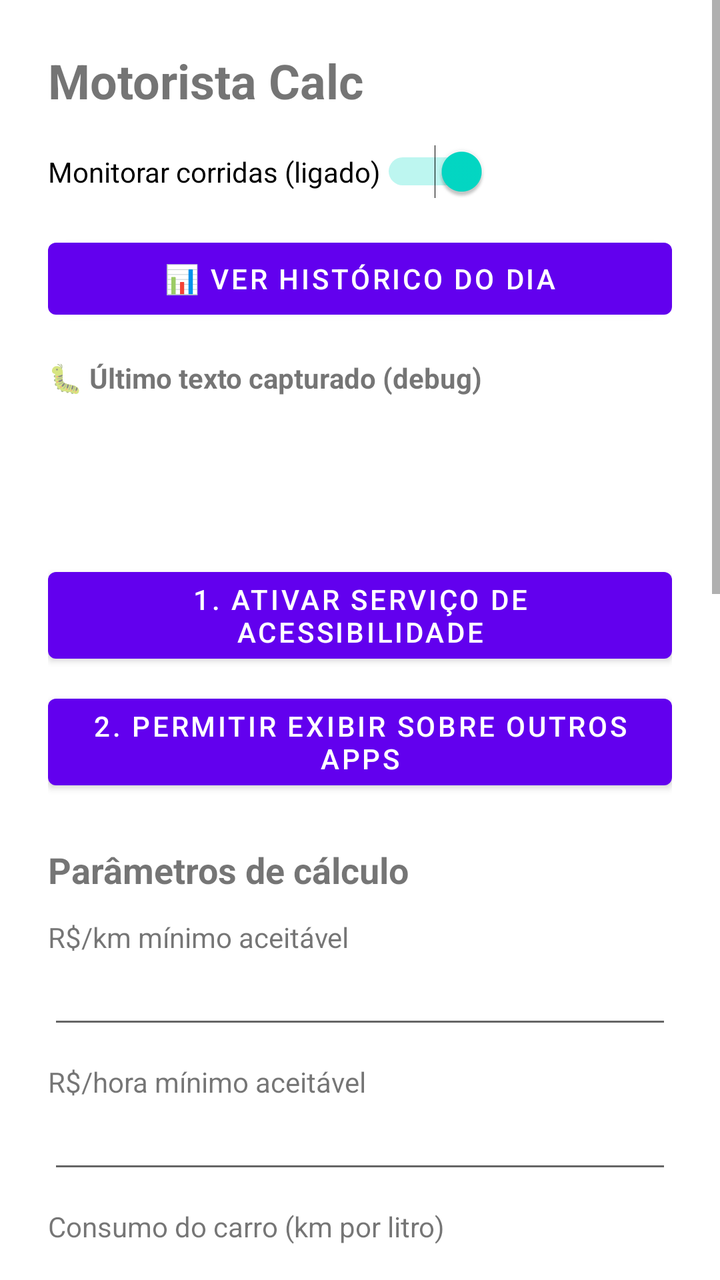
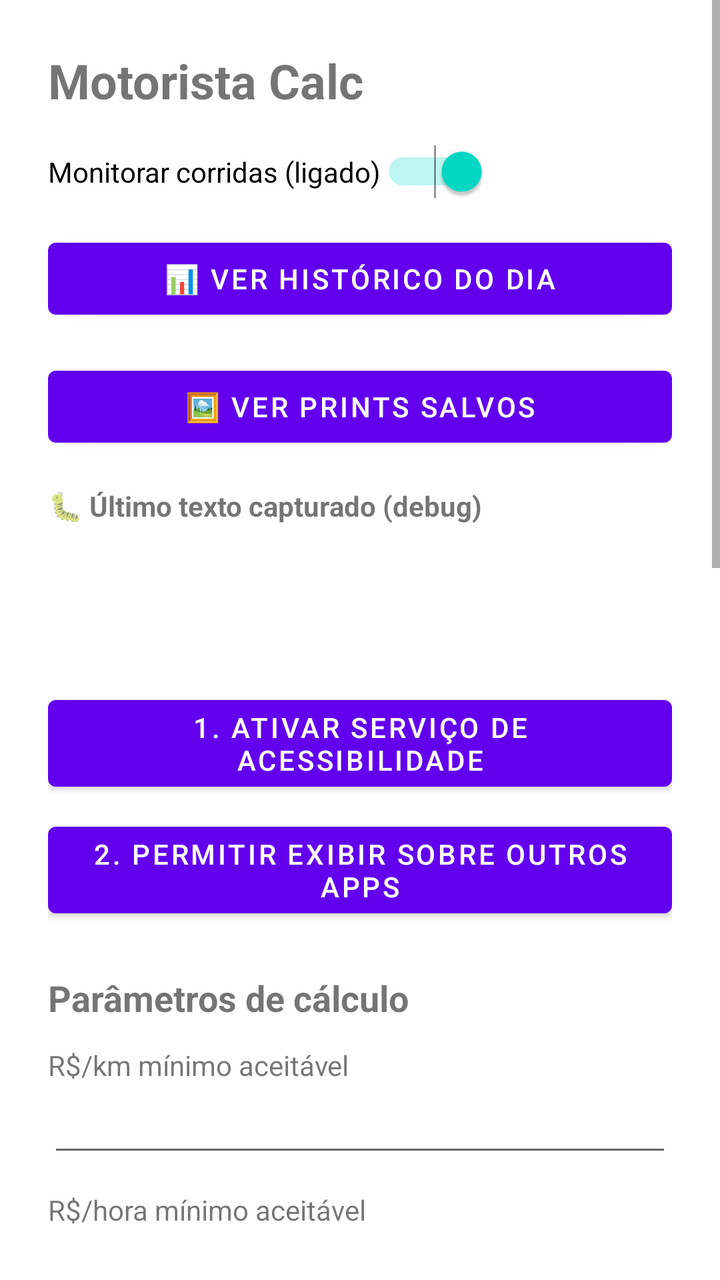

Two renders of the same Android screen: before a commit and after it. Below are the layout's source before the change and the commit's diff.
<!-- AndroidManifest.xml: application theme Theme.MaterialComponents.DayNight.NoActionBar -->
<!-- res/layout/activity_main.xml -->
<?xml version="1.0" encoding="utf-8"?>
<ScrollView xmlns:android="http://schemas.android.com/apk/res/android"
    android:layout_width="match_parent"
    android:layout_height="match_parent">

    <LinearLayout
        android:layout_width="match_parent"
        android:layout_height="wrap_content"
        android:orientation="vertical"
        android:padding="24dp">

        <TextView
            android:layout_width="wrap_content"
            android:layout_height="wrap_content"
            android:text="Motorista Calc"
            android:textSize="24sp"
            android:textStyle="bold"
            android:layout_marginBottom="16dp" />

        <Switch
            android:id="@+id/switchAtivo"
            android:layout_width="wrap_content"
            android:layout_height="wrap_content"
            android:layout_marginBottom="16dp"
            android:text="Monitorar corridas (ligado)"
            android:checked="true" />

        <Button
            android:id="@+id/btnHistorico"
            android:layout_width="match_parent"
            android:layout_height="wrap_content"
            android:layout_marginBottom="16dp"
            android:text="📊 Ver histórico do dia" />
        
        <TextView
            android:layout_width="wrap_content"
            android:layout_height="wrap_content"
            android:text="🐛 Último texto capturado (debug)"
            android:textStyle="bold" />

        <TextView
            android:id="@+id/txtDebug"
            android:layout_width="match_parent"
            android:layout_height="wrap_content"
            android:layout_marginTop="8dp"
            android:layout_marginBottom="24dp"
            android:textIsSelectable="true"
            android:fontFamily="monospace"
            android:textSize="11sp" />

        <TextView
            android:id="@+id/txtStatus"
            android:layout_width="match_parent"
            android:layout_height="wrap_content"
            android:layout_marginBottom="16dp" />

        <Button
            android:id="@+id/btnAtivarAcessibilidade"
            android:layout_width="match_parent"
            android:layout_height="wrap_content"
            android:text="1. Ativar serviço de acessibilidade" />

        <Button
            android:id="@+id/btnPermitirOverlay"
            android:layout_width="match_parent"
            android:layout_height="wrap_content"
            android:layout_marginTop="8dp"
            android:text="2. Permitir exibir sobre outros apps" />

        <TextView
            android:layout_width="wrap_content"
            android:layout_height="wrap_content"
            android:layout_marginTop="24dp"
            android:text="Parâmetros de cálculo"
            android:textSize="18sp"
            android:textStyle="bold" />

        <TextView
            android:layout_width="wrap_content"
            android:layout_height="wrap_content"
            android:layout_marginTop="12dp"
            android:text="R$/km mínimo aceitável" />
        <EditText
            android:id="@+id/edtMinKm"
            android:layout_width="match_parent"
            android:layout_height="wrap_content"
            android:inputType="numberDecimal" />

        <TextView
            android:layout_width="wrap_content"
            android:layout_height="wrap_content"
            android:layout_marginTop="12dp"
            android:text="R$/hora mínimo aceitável" />
        <EditText
            android:id="@+id/edtMinHora"
            android:layout_width="match_parent"
            android:layout_height="wrap_content"
            android:inputType="numberDecimal" />

        <TextView
            android:layout_width="wrap_content"
            android:layout_height="wrap_content"
            android:layout_marginTop="12dp"
            android:text="Consumo do carro (km por litro)" />
        <EditText
            android:id="@+id/edtConsumo"
            android:layout_width="match_parent"
            android:layout_height="wrap_content"
            android:inputType="numberDecimal" />

        <TextView
            android:layout_width="wrap_content"
            android:layout_height="wrap_content"
            android:layout_marginTop="12dp"
            android:text="Preço do combustível (R$/litro)" />
        <EditText
            android:id="@+id/edtPrecoCombustivel"
            android:layout_width="match_parent"
            android:layout_height="wrap_content"
            android:inputType="numberDecimal" />

        <TextView
            android:layout_width="wrap_content"
            android:layout_height="wrap_content"
            android:layout_marginTop="24dp"
            android:text="Custos fixos mensais"
            android:textSize="18sp"
            android:textStyle="bold" />

        <TextView
            android:layout_width="wrap_content"
            android:layout_height="wrap_content"
            android:layout_marginTop="12dp"
            android:text="Financiamento do carro (R$/mês)" />
        <EditText
            android:id="@+id/edtFinanciamento"
            android:layout_width="match_parent"
            android:layout_height="wrap_content"
            android:inputType="numberDecimal" />

        <TextView
            android:layout_width="wrap_content"
            android:layout_height="wrap_content"
            android:layout_marginTop="12dp"
            android:text="Seguro do carro (R$/mês)" />
        <EditText
            android:id="@+id/edtSeguro"
            android:layout_width="match_parent"
            android:layout_height="wrap_content"
            android:inputType="numberDecimal" />

        <TextView
            android:layout_width="wrap_content"
            android:layout_height="wrap_content"
            android:layout_marginTop="12dp"
            android:text="IPVA (R$/ano)" />
        <EditText
            android:id="@+id/edtIpva"
            android:layout_width="match_parent"
            android:layout_height="wrap_content"
            android:inputType="numberDecimal" />

        <TextView
            android:layout_width="wrap_content"
            android:layout_height="wrap_content"
            android:layout_marginTop="12dp"
            android:text="Licenciamento (R$/ano)" />
        <EditText
            android:id="@+id/edtLicenciamento"
            android:layout_width="match_parent"
            android:layout_height="wrap_content"
            android:inputType="numberDecimal" />

        <TextView
            android:layout_width="wrap_content"
            android:layout_height="wrap_content"
            android:layout_marginTop="12dp"
            android:text="Manutenção programada (R$/mês)" />
        <EditText
            android:id="@+id/edtManutencao"
            android:layout_width="match_parent"
            android:layout_height="wrap_content"
            android:inputType="numberDecimal" />

        <TextView
            android:layout_width="wrap_content"
            android:layout_height="wrap_content"
            android:layout_marginTop="12dp"
            android:text="Suas contas pessoais (R$/mês)" />
        <EditText
            android:id="@+id/edtContasPessoais"
            android:layout_width="match_parent"
            android:layout_height="wrap_content"
            android:inputType="numberDecimal" />

        <TextView
            android:layout_width="wrap_content"
            android:layout_height="wrap_content"
            android:layout_marginTop="12dp"
            android:text="Quantos km você roda por mês (em média)" />
        <EditText
            android:id="@+id/edtKmMes"
            android:layout_width="match_parent"
            android:layout_height="wrap_content"
            android:inputType="numberDecimal" />

        <Button
            android:id="@+id/btnSalvar"
            android:layout_width="match_parent"
            android:layout_height="wrap_content"
            android:layout_marginTop="16dp"
            android:text="Salvar configurações" />

    </LinearLayout>
</ScrollView>
<!-- resources referenced by this layout -->
<resources>

</resources>

<!-- the commit's change to res/layout/activity_main.xml (unified diff, before → after) -->
@@ -31,6 +31,13 @@
             android:layout_height="wrap_content"
             android:layout_marginBottom="16dp"
             android:text="📊 Ver histórico do dia" />
+
+        <Button
+            android:id="@+id/btnPrints"
+            android:layout_width="match_parent"
+            android:layout_height="wrap_content"
+            android:layout_marginBottom="16dp"
+            android:text="🖼️ Ver prints salvos" />
         
         <TextView
             android:layout_width="wrap_content"
